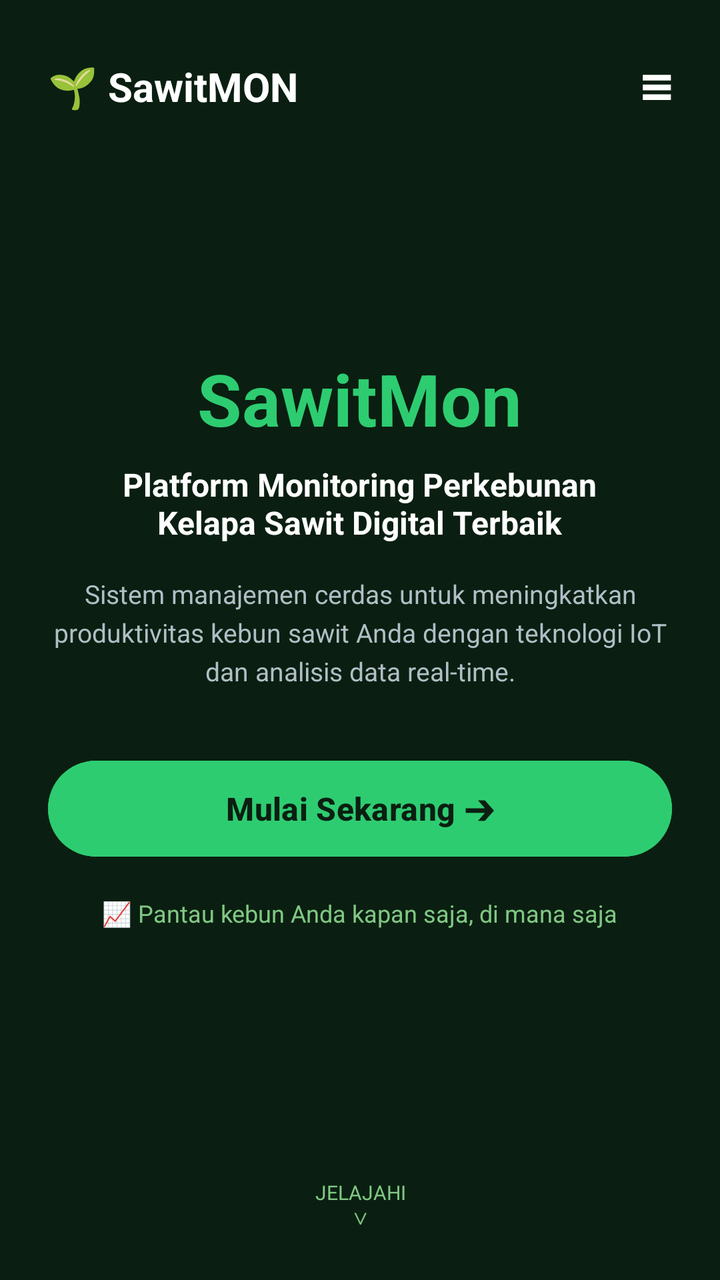
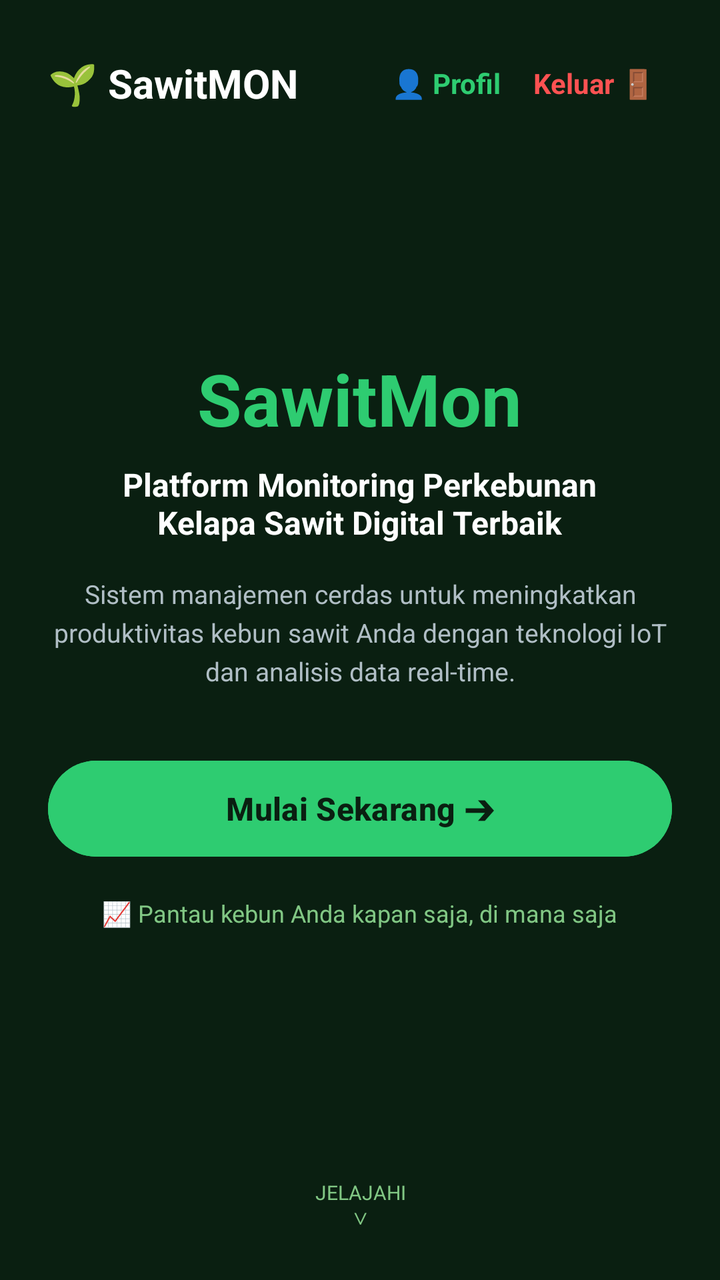

The first picture is an Android layout as it rendered before a commit; the second is the same layout after the commit. The layout source and the unified diff follow.
<!-- AndroidManifest.xml: application theme Theme.TNSTango -->
<!-- res/layout/activity_landing.xml -->
<?xml version="1.0" encoding="utf-8"?>
<RelativeLayout xmlns:android="http://schemas.android.com/apk/res/android"
    android:id="@+id/main"
    android:layout_width="match_parent"
    android:layout_height="match_parent"
    android:background="#0A1F11"
    android:padding="24dp">

    
    <LinearLayout
        android:id="@+id/headerLayout"
        android:layout_width="match_parent"
        android:layout_height="wrap_content"
        android:layout_alignParentTop="true"
        android:gravity="center_vertical"
        android:orientation="horizontal">

        <TextView
            android:layout_width="0dp"
            android:layout_height="wrap_content"
            android:layout_weight="1"
            android:text="🌱 SawitMON"
            android:textColor="#FFFFFF"
            android:textSize="20sp"
            android:textStyle="bold" />

        <TextView
            android:layout_width="wrap_content"
            android:layout_height="wrap_content"
            android:text="≡"
            android:textColor="#FFFFFF"
            android:textSize="28sp"
            android:textStyle="bold" />
    </LinearLayout>

    
    <LinearLayout
        android:layout_width="match_parent"
        android:layout_height="wrap_content"
        android:layout_centerInParent="true"
        android:gravity="center"
        android:orientation="vertical">

        
        <TextView
            android:layout_width="wrap_content"
            android:layout_height="wrap_content"
            android:text="SawitMon"
            android:textColor="#2ECC71"
            android:textSize="36sp"
            android:textStyle="bold" />

        
        <TextView
            android:id="@+id/tvSubjudul"
            android:layout_width="wrap_content"
            android:layout_height="wrap_content"
            android:layout_marginTop="8dp"
            android:clickable="true"
            android:focusable="true"
            android:gravity="center"
            android:text="Platform Monitoring Perkebunan\nKelapa Sawit Digital Terbaik"
            android:textColor="#FFFFFF"
            android:textSize="16sp"
            android:textStyle="bold" />

        
        <TextView
            android:layout_width="wrap_content"
            android:layout_height="wrap_content"
            android:layout_marginTop="16dp"
            android:gravity="center"
            android:lineSpacingExtra="4dp"
            android:text="Sistem manajemen cerdas untuk meningkatkan produktivitas kebun sawit Anda dengan teknologi IoT dan analisis data real-time."
            android:textColor="#B0BEC5"
            android:textSize="13sp" />

        
        <Button
            android:id="@+id/btnMulaiSekarang"
            android:layout_width="match_parent"
            android:layout_height="56dp"
            android:layout_marginTop="32dp"
            android:backgroundTint="#2ECC71"
            android:text="Mulai Sekarang ➔"
            android:textAllCaps="false"
            android:textColor="#0A1F11"
            android:textSize="16sp"
            android:textStyle="bold" />

        
        <TextView
            android:layout_width="wrap_content"
            android:layout_height="wrap_content"
            android:layout_marginTop="16dp"
            android:text="📈 Pantau kebun Anda kapan saja, di mana saja"
            android:textColor="#81C784"
            android:textSize="12sp" />
    </LinearLayout>

    
    <TextView
        android:layout_width="wrap_content"
        android:layout_height="wrap_content"
        android:layout_alignParentBottom="true"
        android:layout_centerHorizontal="true"
        android:gravity="center"
        android:text="JELAJAHI\n∨"
        android:textColor="#81C784"
        android:textSize="10sp" />

</RelativeLayout>
<!-- resources referenced by this layout -->
<resources>
  <style name="Theme.TNSTango" parent="Base.Theme.TNSTango" />
  <style name="Base.Theme.TNSTango" parent="Theme.Material3.DayNight.NoActionBar">
          
          
      </style>
</resources>

<!-- the commit's change to res/layout/activity_landing.xml (unified diff, before → after) -->
@@ -25,11 +25,27 @@
             android:textStyle="bold" />
 
         <TextView
+            android:id="@+id/btnMenuProfil"
             android:layout_width="wrap_content"
             android:layout_height="wrap_content"
-            android:text="≡"
-            android:textColor="#FFFFFF"
-            android:textSize="28sp"
+            android:clickable="true"
+            android:focusable="true"
+            android:padding="8dp"
+            android:text="👤 Profil"
+            android:textColor="#2ECC71"
+            android:textSize="14sp"
+            android:textStyle="bold" />
+
+        <TextView
+            android:id="@+id/btnLogout"
+            android:layout_width="wrap_content"
+            android:layout_height="wrap_content"
+            android:clickable="true"
+            android:focusable="true"
+            android:padding="8dp"
+            android:text="Keluar 🚪"
+            android:textColor="#FF5252"
+            android:textSize="14sp"
             android:textStyle="bold" />
     </LinearLayout>
 
